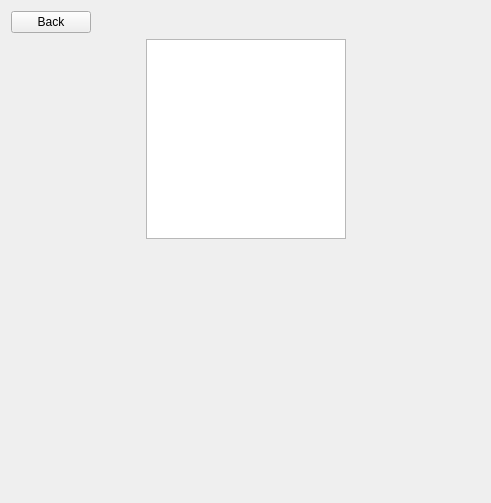
Above: src/ui/MazeViewing.ui from Bats6789/MazeViewer before the change. Below: the same form after it.
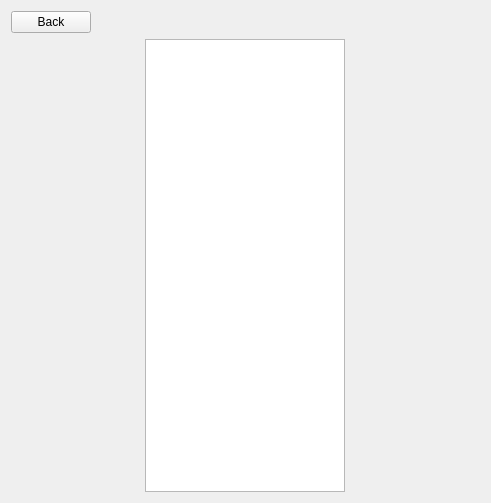
That is the form after the change. Custom widgets are drawn as their Qt base class.

Commit message: Fixed centering of MazeView

The edit to the form file:
```diff
--- a/src/ui/MazeViewing.ui
+++ b/src/ui/MazeViewing.ui
@@ -50,31 +50,10 @@
      </item>
     </layout>
    </item>
-   <item>
-    <layout class="QHBoxLayout" name="horizontalLayout_2">
-     <property name="spacing">
-      <number>0</number>
-     </property>
-     <item>
-      <spacer name="horizontalSpacer_2">
-       <property name="orientation">
-        <enum>Qt::Horizontal</enum>
-       </property>
-       <property name="sizeType">
-        <enum>QSizePolicy::Expanding</enum>
-       </property>
-       <property name="sizeHint" stdset="0">
-        <size>
-         <width>0</width>
-         <height>0</height>
-        </size>
-       </property>
-      </spacer>
-     </item>
-     <item alignment="Qt::AlignHCenter|Qt::AlignVCenter">
+   <item alignment="Qt::AlignHCenter">
       <widget class="MazeViewer" name="graphicsView">
        <property name="sizePolicy">
-        <sizepolicy hsizetype="Maximum" vsizetype="Maximum">
+      <sizepolicy hsizetype="MinimumExpanding" vsizetype="MinimumExpanding">
          <horstretch>0</horstretch>
          <verstretch>0</verstretch>
         </sizepolicy>
@@ -97,47 +76,13 @@
        <property name="backgroundBrush">
         <brush brushstyle="SolidPattern">
          <color alpha="255">
-          <red>255</red>
-          <green>255</green>
-          <blue>255</blue>
+        <red>0</red>
+        <green>0</green>
+        <blue>0</blue>
          </color>
         </brush>
        </property>
       </widget>
-     </item>
-     <item>
-      <spacer name="horizontalSpacer_3">
-       <property name="orientation">
-        <enum>Qt::Horizontal</enum>
-       </property>
-       <property name="sizeType">
-        <enum>QSizePolicy::Expanding</enum>
-       </property>
-       <property name="sizeHint" stdset="0">
-        <size>
-         <width>0</width>
-         <height>0</height>
-        </size>
-       </property>
-      </spacer>
-     </item>
-    </layout>
-   </item>
-   <item>
-    <spacer name="verticalSpacer">
-     <property name="orientation">
-      <enum>Qt::Vertical</enum>
-     </property>
-     <property name="sizeType">
-      <enum>QSizePolicy::MinimumExpanding</enum>
-     </property>
-     <property name="sizeHint" stdset="0">
-      <size>
-       <width>10</width>
-       <height>0</height>
-      </size>
-     </property>
-    </spacer>
    </item>
   </layout>
  </widget>
```
Left out of the diff: 6 changed lines with no effect on the pictures. Lines whose indentation alone changed are shown as unchanged. The commit also changes 2 other files.
